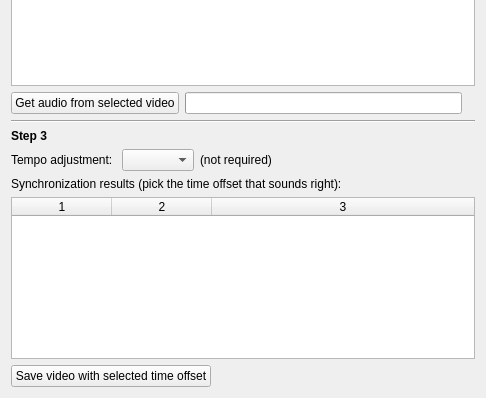
Old version of the form soundfix.ui in the repository harjoc/soundfix; both pictures show x 0 to 486 and y 217 to 615 of the 486 by 615 pixel window.
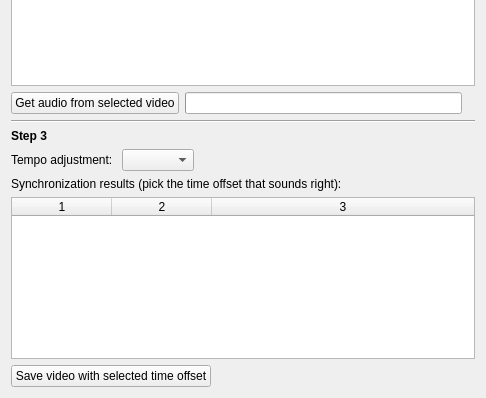
New version of the form.

What changed in the file:
```diff
--- a/soundfix.ui
+++ b/soundfix.ui
@@ -270,7 +270,7 @@
       <item>
        <widget class="QLabel" name="tempoInfoLabel">
         <property name="text">
-         <string>(not required)</string>
+         <string/>
         </property>
        </widget>
       </item>
```
Left out of the diff: 9 changed lines with no effect on the pictures.
